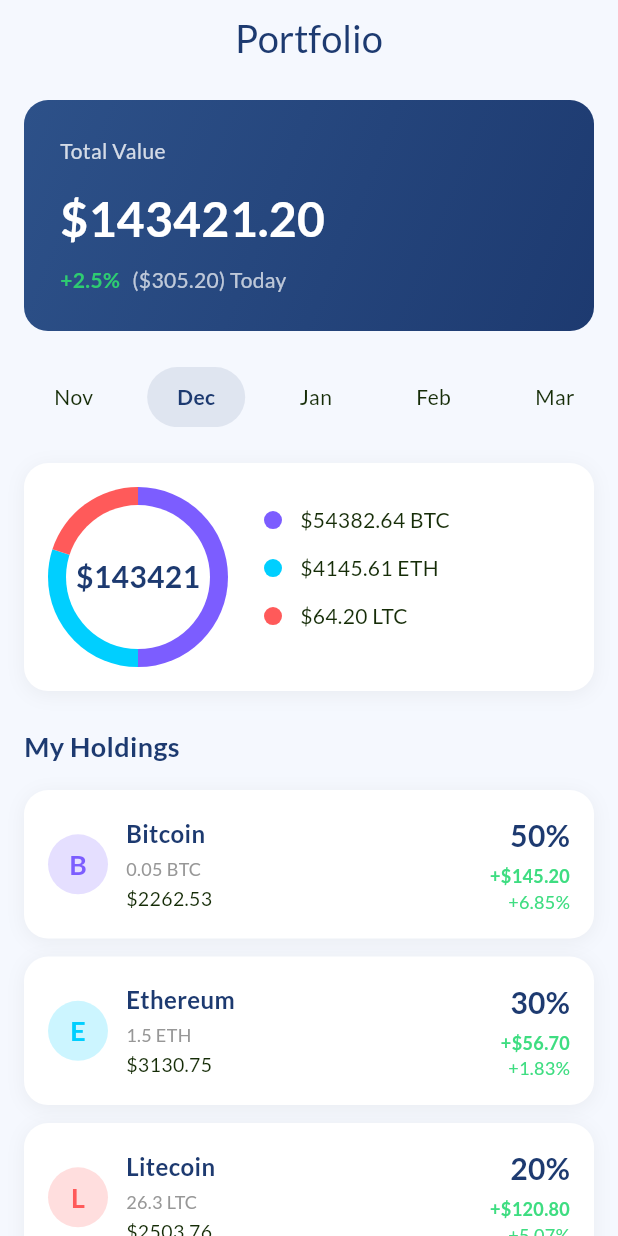
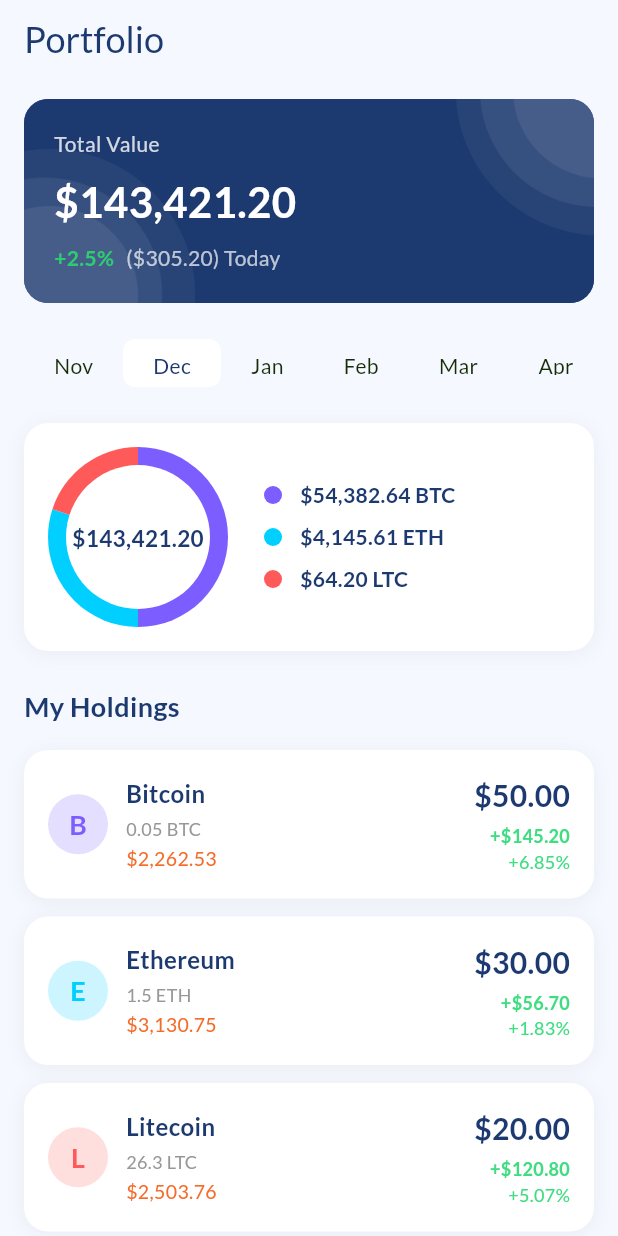
Before and after one commit to alaa7041/Fintech_App, a Flutter app: the PortfolioScreen screen opened directly, on a phone screen of 412 x 824 dp. Run offline on Flutter 3.47's test engine with Material 3 defaults, Android fonts, the phone set to English and light mode, and no system bars; our stand-ins replace bloc, connectivity_plus, dio, easy_localization, equatable, fl_chart and 11 more; accounts and stored records are empty; generated files the repository leaves out were written again.

Commit message:
feat: implement portfolio screen with dedicated widgets for holdings, chart, total value, transactions, and common UI components.

```diff
--- /dev/null
+++ b/lib/core/extensions/coins_formatte.dart
@@ -0,0 +1,5 @@
+extension CoinsFormatter on double {
+  String formatCoins() {
+    return '\$${toStringAsFixed(2).replaceAllMapped(RegExp(r'\B(?=(\d{3})+(?!\d))'), (match) => ',')}';
+  }
+}
--- a/lib/core/widgets/custom_app_bar.dart
+++ b/lib/core/widgets/custom_app_bar.dart
@@ -1,10 +1,8 @@
-import 'package:fintech_app/core/global/dimensions.dart';
+import 'package:fintech_app/core/extensions/theme_extension.dart';
 import 'package:fintech_app/core/routing/route_manager.dart';
-import 'package:fintech_app/core/theming/app_colors_extension.dart';
-import 'package:fintech_app/core/theming/colors_manager.dart';
 import 'package:fintech_app/core/theming/font_weights_helper.dart';
 import 'package:flutter/material.dart';
-import 'package:flutter_screenutil/flutter_screenutil.dart';
+
 import 'app_text.dart';
 
 class CustomAppBar extends StatelessWidget implements PreferredSizeWidget {
@@ -23,29 +21,37 @@
 
   @override
   Widget build(BuildContext context) {
-    final colors = Theme.of(context).extension<AppColorsExtension>()!;
+    final theme = context.theme;
 
     return AppBar(
       backgroundColor: Colors.transparent,
       elevation: 0,
-      centerTitle: true,
+      centerTitle: withArrow,
       automaticallyImplyLeading: false,
       title: AppText(
         title: title,
-        style: TextStyle(fontSize: 24.font, fontWeight: FontWeightsHelper.bold,color: colors.primaryTextColor),
+        style: TextStyle(
+          fontSize: 24,
+          fontWeight: FontWeightsHelper.bold,
+          color: theme.primaryTextColor,
+        ),
       ),
       leading: withArrow
           ? GestureDetector(
               onTap: () => RouteManager.pop(),
               child: Padding(
                 padding: const EdgeInsets.all(12.0),
-                child: Icon(Icons.arrow_back, size: 16.font,color: colors.primaryTextColor,),
+                child: Icon(
+                  Icons.arrow_back,
+                  size: 16,
+                  color: theme.primaryTextColor,
+                ),
               ),
             )
-          : SizedBox.shrink(),
+          : null,
     );
   }
 
   @override
-  Size get preferredSize => Size.fromHeight(50.h);
+  Size get preferredSize => Size.fromHeight(50);
 }
--- a/lib/core/widgets/month_selector.dart
+++ b/lib/core/widgets/month_selector.dart
@@ -19,7 +19,7 @@
     final colors = context.theme;
 
     return SizedBox(
-      height: 40,
+      height: 32,
       child: ListView.builder(
         scrollDirection: Axis.horizontal,
         itemCount: months.length,
@@ -29,13 +29,11 @@
           return GestureDetector(
             onTap: () => onMonthSelected(index),
             child: Container(
-              margin: const EdgeInsets.only(right: 16),
+              // margin: const EdgeInsets.only(right: 8),
               padding: const EdgeInsets.symmetric(horizontal: 20, vertical: 8),
               decoration: BoxDecoration(
-                color: isSelected
-                    ? colors.primary.withValues(alpha: 0.1)
-                    : Colors.transparent,
-                borderRadius: BorderRadius.circular(20),
+                color: isSelected ? colors.cardBackground : Colors.transparent,
+                borderRadius: BorderRadius.circular(8),
               ),
               child: Center(
                 child: Text(
@@ -44,7 +42,7 @@
                     color: isSelected
                         ? colors.primary
                         : colors.secondaryTextColor,
-                    fontWeight: isSelected ? FontWeight.w700 : FontWeight.w400,
+                    fontWeight: isSelected ? FontWeight.w500 : FontWeight.w400,
                     fontSize: 14,
                   ),
                 ),
--- a/lib/feature/portfolio/presentation/screens/portfolio_screen.dart
+++ b/lib/feature/portfolio/presentation/screens/portfolio_screen.dart
@@ -133,7 +133,7 @@
               profitLossPercentage: 5.07,
               iconColor: colors.cryptoLTC,
             ),
-            const SizedBox(height: 24),
+            const SizedBox(height: 10),
 
             // Recent Transactions Section
             Text(
--- a/lib/feature/portfolio/widgets/holding_item.dart
+++ b/lib/feature/portfolio/widgets/holding_item.dart
@@ -1,6 +1,10 @@
+import 'dart:math';
+
 import 'package:fintech_app/core/extensions/theme_extension.dart';
 import 'package:fintech_app/core/widgets/portfolio_card.dart';
 import 'package:flutter/material.dart';
+
+import '../../../core/extensions/coins_formatte.dart';
 
 /// Individual holding item card
 class HoldingItem extends StatelessWidget {
@@ -81,9 +85,11 @@
                 ),
                 const SizedBox(height: 2),
                 Text(
-                  '\$${valueUSD.toStringAsFixed(2)}',
+                  valueUSD.formatCoins(),
                   style: TextStyle(
-                    color: colors.secondaryTextColor,
+                    color: Random().nextBool()
+                        ? Color(0xffF56C2A)
+                        : colors.secondaryTextColor,
                     fontSize: 13,
                     fontWeight: FontWeight.w500,
                   ),
@@ -96,7 +102,7 @@
             crossAxisAlignment: CrossAxisAlignment.end,
             children: [
               Text(
-                '${portfolioPercentage.toStringAsFixed(0)}%',
+                portfolioPercentage.formatCoins(),
                 style: TextStyle(
                   color: colors.primaryTextColor,
                   fontSize: 20,
--- a/lib/feature/portfolio/widgets/portfolio_chart_widget.dart
+++ b/lib/feature/portfolio/widgets/portfolio_chart_widget.dart
@@ -1,5 +1,6 @@
 import 'dart:math' as math;
 
+import 'package:fintech_app/core/extensions/coins_formatte.dart';
 import 'package:fintech_app/core/extensions/theme_extension.dart';
 import 'package:flutter/material.dart';
 
@@ -54,10 +55,10 @@
                 mainAxisAlignment: MainAxisAlignment.center,
                 children: [
                   Text(
-                    '\$${totalValue.toStringAsFixed(0)}',
+                    totalValue.formatCoins(),
                     style: TextStyle(
                       color: colors.primaryTextColor,
-                      fontSize: 20,
+                      fontSize: 15,
                       fontWeight: FontWeight.w700,
                     ),
                   ),
@@ -71,27 +72,29 @@
         Expanded(
           child: Column(
             children: [
-              ...assets.map(
+              ...assets.asMap().entries.map(
                 (asset) => Padding(
-                  padding: const EdgeInsets.only(bottom: 12),
+                  padding: EdgeInsets.only(
+                    bottom: asset.key == assets.length - 1 ? 0 : 8,
+                  ),
                   child: Row(
                     children: [
                       Container(
                         width: 12,
                         height: 12,
                         decoration: BoxDecoration(
-                          color: asset.color,
+                          color: asset.value.color,
                           shape: BoxShape.circle,
                         ),
                       ),
                       const SizedBox(width: 12),
                       Expanded(
                         child: Text(
-                          '\$${asset.value.toStringAsFixed(2)} ${asset.symbol}',
+                          '${asset.value.value.formatCoins()} ${asset.value.symbol}',
                           style: TextStyle(
-                            color: colors.secondaryTextColor,
+                            color: colors.primaryTextColor,
                             fontSize: 14,
-                            fontWeight: FontWeight.w400,
+                            fontWeight: FontWeight.bold,
                           ),
                         ),
                       ),
--- a/lib/feature/portfolio/widgets/total_value_card.dart
+++ b/lib/feature/portfolio/widgets/total_value_card.dart
@@ -1,4 +1,7 @@
+import 'package:fintech_app/core/extensions/coins_formatte.dart';
 import 'package:flutter/material.dart';
+
+import '../../../core/helpers/utils.dart';
 
 /// Total value card with gradient background
 class TotalValueCard extends StatelessWidget {
@@ -18,12 +21,17 @@
     final isPositive = changePercentage >= 0;
 
     return Container(
-      padding: const EdgeInsets.all(24),
+      padding: const EdgeInsets.all(20),
       decoration: BoxDecoration(
         gradient: LinearGradient(
           begin: Alignment.topLeft,
           end: Alignment.bottomRight,
           colors: const [Color(0xff2D5189), Color(0xff1D3A70)],
+        ),
+        image: DecorationImage(
+          image: AssetImage(Utils.getAssetPNGPath("home_banner")),
+          fit: BoxFit.cover,
+          alignment: Alignment.topCenter,
         ),
         borderRadius: BorderRadius.circular(16),
       ),
@@ -38,12 +46,12 @@
               fontWeight: FontWeight.w400,
             ),
           ),
-          const SizedBox(height: 12),
+          const SizedBox(height: 8),
           Text(
-            '\$${totalValue.toStringAsFixed(2)}',
+            totalValue.formatCoins(),
             style: const TextStyle(
               color: Colors.white,
-              fontSize: 32,
+              fontSize: 28,
               fontWeight: FontWeight.w700,
             ),
           ),
--- a/lib/feature/portfolio/widgets/transaction_item.dart
+++ b/lib/feature/portfolio/widgets/transaction_item.dart
@@ -1,5 +1,8 @@
 import 'package:fintech_app/core/extensions/theme_extension.dart';
+import 'package:fintech_app/core/widgets/portfolio_card.dart';
 import 'package:flutter/material.dart';
+
+import '../../../core/extensions/coins_formatte.dart';
 
 enum TransactionType { buy, sell }
 
@@ -28,7 +31,9 @@
     final isBuy = type == TransactionType.buy;
 
     return Padding(
-      padding: const EdgeInsets.only(bottom: 16),
+      padding: const EdgeInsets.only(bottom: 8),
+      child: PortfolioCard(
+        padding: const EdgeInsets.all(12),
         child: Row(
           children: [
             // Transaction icon
@@ -87,7 +92,7 @@
                 ),
                 const SizedBox(height: 4),
                 Text(
-                '${isBuy ? '+' : '-'}\$${valueUSD.toStringAsFixed(2)}',
+                  '${isBuy ? '+' : '-'}${valueUSD.formatCoins()}',
                   style: TextStyle(
                     color: isBuy ? colors.profitGreen : colors.lossRed,
                     fontSize: 12,
@@ -98,6 +103,7 @@
             ),
           ],
         ),
+      ),
     );
   }
 }
```
Also changed, not shown: pubspec.lock. Lines whose indentation alone changed are shown as unchanged.
